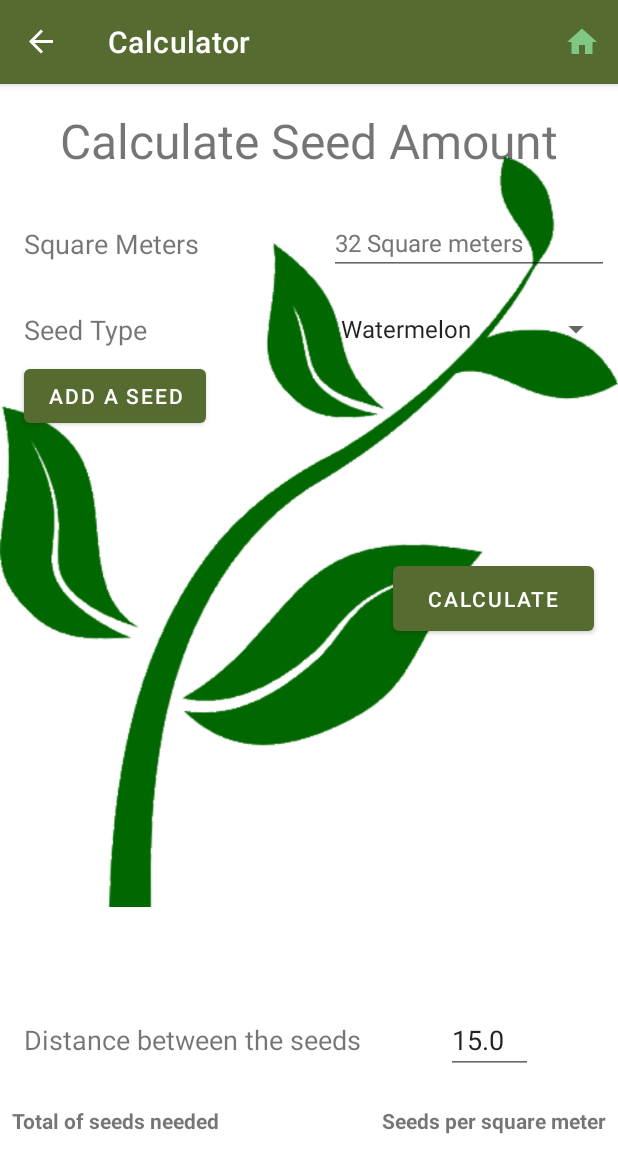
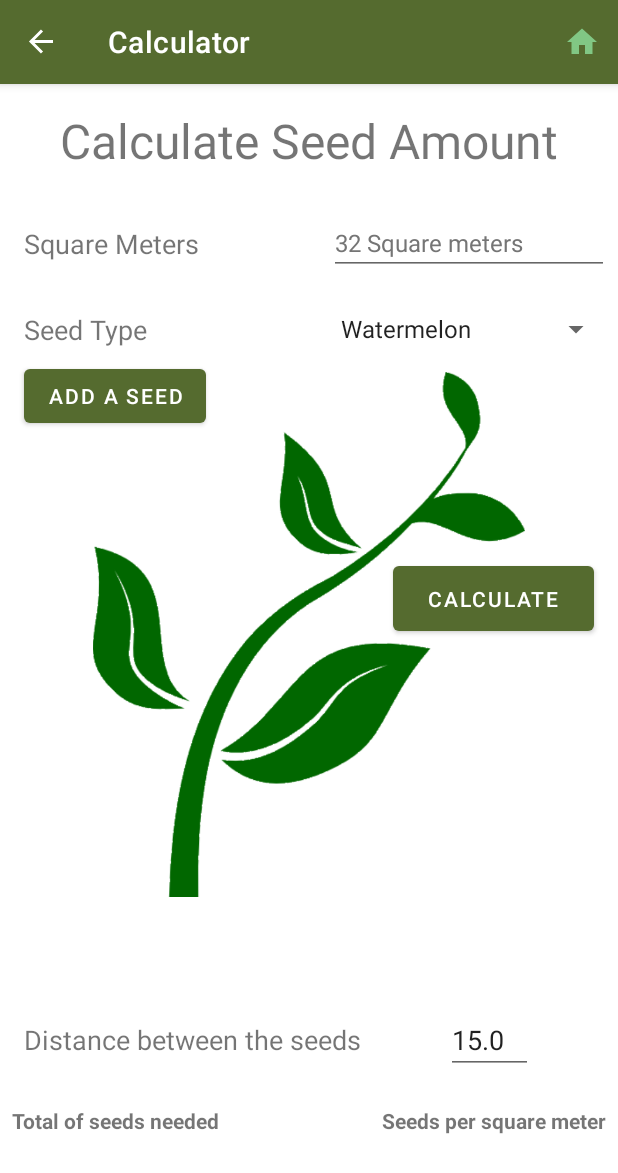
Before and after one commit to F2022-AppDev-II/project-farmerverse, an Android app: the CalculatorFragment screen opened through its navigation route, on a phone screen of 412 x 824 dp. Shown: the top 1173 px of the screen. Run offline under Robolectric (Android 15) with nearby library versions, the phone set to English and light mode, and no system bars; our stand-ins replace Picasso, Room's generated code, Volley, navigation-ui; network calls fail; pictures from the network do not load.

Commit message:
changed height of plant image in calculator

```diff
--- a/farmerverse/app/src/main/res/layout/fragment_calculator.xml
+++ b/farmerverse/app/src/main/res/layout/fragment_calculator.xml
@@ -9,7 +9,8 @@
     <ImageView
         android:id="@+id/imageView4"
         android:layout_width="wrap_content"
-        android:layout_height="wrap_content"
+        android:layout_height="350dp"
+        android:layout_marginTop="192dp"
         android:src="@drawable/plant" />
 
     <androidx.constraintlayout.widget.ConstraintLayout
```
